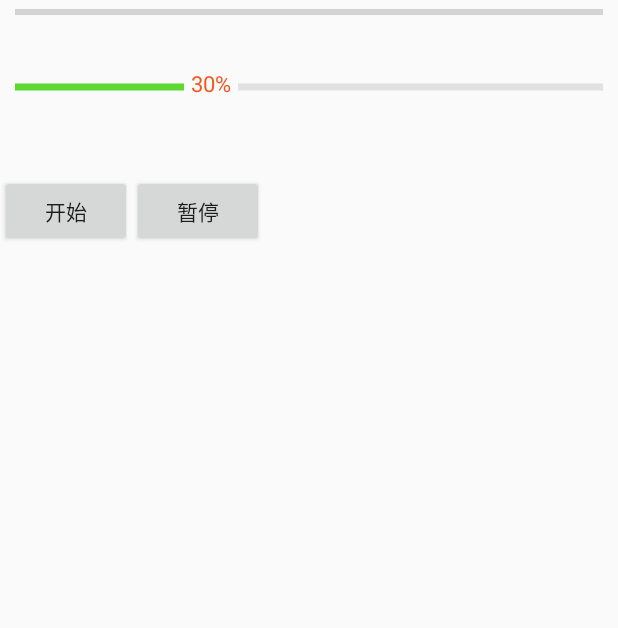
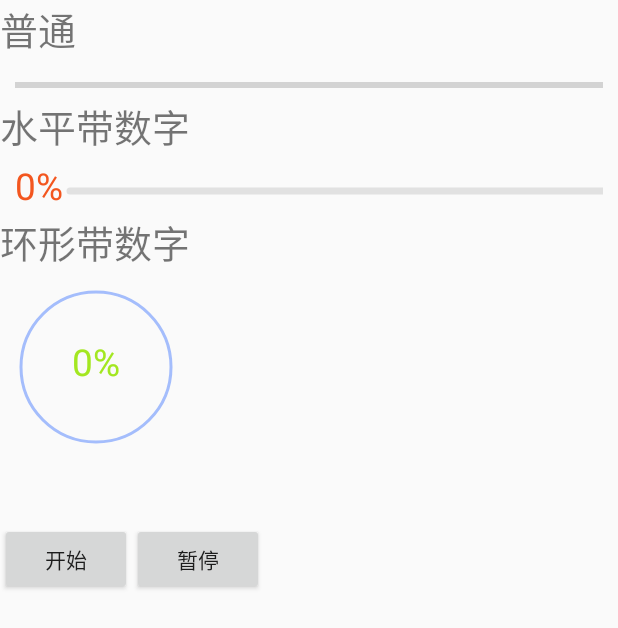
Before and after one commit to YJwbp/AndroidStudy, an Android app: the layout activity_progress_bar_customed.xml on its own in the app's theme, with its tools: preview values and no code run, on a phone screen of 412 x 824 dp. Shown: the top 628 px of the screen. Run offline under Robolectric (Android 15) with nearby library versions, the light colour scheme and no system bars.

Commit message:
增加环形进度条

```diff
--- a/app/src/main/java/com/example/wbp/practice/activity/CustomProgressBarActivity.java
+++ b/app/src/main/java/com/example/wbp/practice/activity/CustomProgressBarActivity.java
@@ -8,6 +8,7 @@ import android.widget.Button;
 
 import com.example.wbp.practice.R;
 import com.example.wbp.practice.views.HorizontalProgressBarWithNumber;
+import com.example.wbp.practice.views.RoundProgressBarWithNumber;
 
 import org.androidannotations.annotations.AfterViews;
 import org.androidannotations.annotations.Click;
@@ -22,8 +23,10 @@ import android.widget.Toast;
  */
 @EActivity(R.layout.activity_progress_bar_customed)
 public class CustomProgressBarActivity extends Activity {
-	@ViewById(R.id.progress_bar)
+	@ViewById(R.id.progress_bar_horizontal)
 	HorizontalProgressBarWithNumber mProgressBar;
+	@ViewById(R.id.progress_bar_round)
+	RoundProgressBarWithNumber mProgressBarRound;
 	@ViewById(R.id.btn_start)
 	Button btnStart;
 	@ViewById(R.id.btn_pause)
@@ -36,7 +39,11 @@ public class CustomProgressBarActivity extends Activity {
 
 	@Click(R.id.btn_start)
 	void clickStart() {
+		mProgressBar.setProgress(0);
+		progressBar.setProgress(0);
+		mProgressBarRound.setProgress(0);
 		mHandler.sendEmptyMessage(MSG_PROGRESS_UPDATE);
+		Toast.makeText(this, "开始", Toast.LENGTH_SHORT).show();
 //		horizontalProgressBarWithNumber.setProgress(0);
 //		progressBar.setProgress(0);
 //		Toast.makeText(this, "开始", Toast.LENGTH_SHORT).show();
@@ -61,6 +68,7 @@ public class CustomProgressBarActivity extends Activity {
 	@Click(R.id.btn_pause)
 	void clickPause() {
 		Toast.makeText(this, "暂停", Toast.LENGTH_SHORT).show();
+		mHandler.removeMessages(MSG_PROGRESS_UPDATE);
 	}
 
 //	Handler handler = new Handler() {
@@ -79,8 +87,10 @@ public class CustomProgressBarActivity extends Activity {
 private Handler mHandler = new Handler() {
 	public void handleMessage(android.os.Message msg) {
 		int progress = mProgressBar.getProgress();
+
 		mProgressBar.setProgress(++progress);
 		progressBar.setProgress(++progress);
+		mProgressBarRound.setProgress(++progress);
 		if (progress >= 100) {
 			mHandler.removeMessages(MSG_PROGRESS_UPDATE);
 
--- a/app/src/main/java/com/example/wbp/practice/views/HorizontalProgressBarWithNumber.java
+++ b/app/src/main/java/com/example/wbp/practice/views/HorizontalProgressBarWithNumber.java
@@ -55,7 +55,7 @@ public class HorizontalProgressBarWithNumber extends ProgressBar {
 		// 设置画笔
 		mPaint.setTextSize(mTextSize);
 		mPaint.setColor(mTextColor);
-
+		mPaint.setStrokeCap(Paint.Cap.ROUND);
 	}
 
 	private void obtainStyledAttributes(AttributeSet attrs) {
--- /dev/null
+++ b/app/src/main/java/com/example/wbp/practice/views/RoundProgressBarWithNumber.java
@@ -0,0 +1,105 @@
+package com.example.wbp.practice.views;
+
+import android.content.Context;
+import android.content.res.TypedArray;
+import android.graphics.Canvas;
+import android.graphics.Paint;
+import android.graphics.RectF;
+import android.util.AttributeSet;
+
+import com.example.wbp.practice.R;
+
+/**
+ * Created by new on 15/8/10.
+ */
+public class RoundProgressBarWithNumber extends HorizontalProgressBarWithNumber {
+
+	private static final int DEFAULT_RADIUS = 30;
+	private int mRadius = 0;
+	private int paintWidth = 0;
+	private int totalWidth = 0;
+	private int totalHeight = 0;
+
+	public RoundProgressBarWithNumber(Context context, AttributeSet attrs) {
+		this(context, attrs, 0);
+	}
+	public RoundProgressBarWithNumber(Context context, AttributeSet attrs,
+			int defStyle) {
+		super(context, attrs, defStyle);
+
+		setHorizontalScrollBarEnabled(true);
+
+		TypedArray array = context.obtainStyledAttributes(attrs,
+				R.styleable.RoundProgressBarWidthNumber);
+		mRadius = (int) array.getDimension(
+				R.styleable.RoundProgressBarWidthNumber_radius, DEFAULT_RADIUS);
+
+		array.recycle();
+		// 设置画笔
+		mPaint.setStyle(Paint.Style.STROKE);
+		mPaint.setAntiAlias(true);
+		mPaint.setDither(true);
+		mPaint.setStrokeCap(Paint.Cap.ROUND);
+	}
+
+	@Override
+	protected synchronized void onMeasure(int widthMeasureSpec,
+			int heightMeasureSpec) {
+		int heightMode = MeasureSpec.getMode(heightMeasureSpec);
+		int widthMode = MeasureSpec.getMode(widthMeasureSpec);
+
+		paintWidth = Math.max(mReachedProgressBarHeight,
+				mUnReachedProgressBarHeight);
+
+		if (heightMode != MeasureSpec.EXACTLY) {
+
+			totalWidth = (int) (getPaddingLeft() + getPaddingRight() + mRadius
+					* 2 + paintWidth * 2);
+			totalHeight = (int) (getPaddingTop() + getPaddingBottom() + mRadius
+					* 2 + paintWidth * 2);
+			heightMeasureSpec = MeasureSpec.makeMeasureSpec(totalWidth,
+					MeasureSpec.EXACTLY);
+		}
+		if (widthMode != MeasureSpec.EXACTLY) {
+			widthMeasureSpec = MeasureSpec.makeMeasureSpec(totalWidth,
+					MeasureSpec.EXACTLY);
+		}
+
+		super.onMeasure(widthMeasureSpec, heightMeasureSpec);
+
+	}
+
+	@Override
+	protected synchronized void onDraw(Canvas canvas) {
+		String text = getProgress() + "%";
+		int textWidth = (int) mPaint.measureText(text);
+
+		canvas.save();
+		canvas.translate(getPaddingLeft(), getPaddingTop());
+		// 绘制未达到的进度条
+		// 防止再次绘制Style被覆盖
+		mPaint.setStyle(Paint.Style.STROKE);
+		mPaint.setColor(mUnReachedBarColor);
+		mPaint.setStrokeWidth(mUnReachedProgressBarHeight);
+		// 注意半径、圆心的选择
+		canvas.drawCircle(totalWidth / 2, totalWidth / 2, mRadius, mPaint);
+
+		// 绘制达到的进度条
+		mPaint.setColor(mReachedBarColor);
+		mPaint.setStrokeWidth(mReachedProgressBarHeight);
+		float sweepAngle = getProgress() * 1.0f / getMax() * 360;
+		// 关于绘制 drawArc ，得到的结果会fit inside,
+		canvas.drawArc(
+				new RectF(totalWidth / 2 - mRadius, totalHeight / 2 - mRadius,
+						totalWidth / 2 + mRadius, totalHeight / 2 + mRadius),
+				0, sweepAngle, false, mPaint);
+
+		// 绘制进度数字
+		mPaint.setColor(mTextColor);
+		mPaint.setStyle(Paint.Style.FILL);
+		canvas.drawText(text, totalWidth / 2 - textWidth / 2, totalWidth / 2
+				+ mPaint.descent(), mPaint);
+
+		canvas.restore();
+	}
+}
--- a/app/src/main/res/layout/activity_progress_bar_customed.xml
+++ b/app/src/main/res/layout/activity_progress_bar_customed.xml
@@ -1,44 +1,86 @@
 <?xml version="1.0" encoding="utf-8"?>
 <RelativeLayout xmlns:android="http://schemas.android.com/apk/res/android"
                 xmlns:progress="http://schemas.android.com/apk/res-auto"
+                xmlns:round="http://schemas.android.com/apk/res-auto"
                 android:layout_width="match_parent"
                 android:layout_height="match_parent">
+    <TextView
+        android:id="@+id/tv_normal"
+        android:layout_width="match_parent"
+        android:layout_height="wrap_content"
+        android:textSize="@dimen/font_4"
+        android:text="@string/normal"/>
     <ProgressBar
         style="?android:attr/progressBarStyleHorizontal"
         android:id="@+id/progress_bar_normal"
         android:layout_width="match_parent"
         android:layout_height="wrap_content"
+        android:layout_marginTop="@dimen/universal_interval"
         android:layout_marginLeft="@dimen/progress_bar_margin_left"
         android:layout_marginRight="@dimen/progress_bar_margin_right"
+        android:layout_below="@+id/tv_normal"
         />
-    <com.example.wbp.practice.views.HorizontalProgressBarWithNumber
-        android:id="@+id/progress_bar"
+
+    <TextView
+        android:id="@+id/tv_horizontal"
         android:layout_width="match_parent"
         android:layout_height="wrap_content"
-        android:progress="30"
+        android:layout_below="@+id/progress_bar_normal"
+        android:textSize="@dimen/font_4"
+        android:text="@string/horizontal"/>
+    <com.example.wbp.practice.views.HorizontalProgressBarWithNumber
+        android:id="@+id/progress_bar_horizontal"
+        android:layout_width="match_parent"
+        android:layout_height="wrap_content"
         android:layout_marginLeft="@dimen/progress_bar_margin_left"
         android:layout_marginRight="@dimen/progress_bar_margin_right"
-        android:layout_marginTop="@dimen/progress_bar_margin_top"
+        android:layout_below="@+id/tv_horizontal"
+        android:layout_marginTop="@dimen/universal_interval"
         progress:progress_unreached_color="@color/bg_black_10"
         progress:progress_reached_color="@color/color_item_2"
         progress:progress_text_color="@color/color_item_4"
         progress:progress_reached_bar_height="@dimen/progress_reached_bar_height"
         progress:progress_unreached_bar_height="@dimen/progress_unreached_bar_height"
-        progress:progress_text_size="@dimen/progress_text_size"
+        progress:progress_text_size="@dimen/font_4"
         />
+
+    <TextView
+        android:id="@+id/tv_round"
+        android:layout_width="match_parent"
+        android:layout_height="wrap_content"
+        android:layout_below="@+id/progress_bar_horizontal"
+        android:textSize="@dimen/font_4"
+        android:text="@string/round"/>
+    <com.example.wbp.practice.views.RoundProgressBarWithNumber
+        android:id="@+id/progress_bar_round"
+        android:layout_width="wrap_content"
+        android:layout_height="wrap_content"
+        android:layout_below="@+id/tv_round"
+        android:layout_marginLeft="@dimen/progress_bar_margin_left"
+        android:layout_marginRight="@dimen/progress_bar_margin_right"
+        android:layout_marginTop="@dimen/universal_interval"
+        progress:progress_unreached_color="@color/color_item_12"
+        progress:progress_reached_color="@color/color_item_15"
+        progress:progress_text_color="@color/color_item_10"
+        progress:progress_reached_bar_height="@dimen/progress_reached_bar_height_round"
+        progress:progress_unreached_bar_height="@dimen/progress_unreached_bar_height_round"
+        progress:progress_text_size="@dimen/font_4"
+        round:radius="@dimen/radius"
+        />
+
     <Button
         android:id="@+id/btn_start"
         android:layout_width="wrap_content"
         android:layout_height="wrap_content"
         android:layout_marginTop="@dimen/progress_bar_margin_top"
-        android:layout_below="@+id/progress_bar"
+        android:layout_below="@+id/progress_bar_round"
         android:text="@string/txt_start"/>
     <Button
         android:id="@+id/btn_pause"
         android:layout_width="wrap_content"
         android:layout_height="wrap_content"
         android:layout_marginTop="@dimen/progress_bar_margin_top"
-        android:layout_below="@+id/progress_bar"
+        android:layout_below="@+id/progress_bar_round"
         android:layout_toRightOf="@+id/btn_start"
         android:text="@string/txt_pause"/>
 
--- a/app/src/main/res/values/dimens.xml
+++ b/app/src/main/res/values/dimens.xml
@@ -14,4 +14,17 @@
     <dimen name="progress_reached_bar_height">8dp</dimen>
     <dimen name="progress_unreached_bar_height">5dp</dimen>
     <dimen name="progress_text_size">15sp</dimen>
+    <dimen name="universal_interval">10dp</dimen>
+
+    <dimen name="progress_reached_bar_height_round">4dp</dimen>
+    <dimen name="progress_unreached_bar_height_round">2dp</dimen>
+    <dimen name="radius">50dp</dimen>
+    <!-- 字体 -->
+    <dimen name="font_1">10sp</dimen>
+    <dimen name="font_2">15sp</dimen>
+    <dimen name="font_3">20sp</dimen>
+    <dimen name="font_4">25sp</dimen>
+    <dimen name="font_5">30sp</dimen>
+    <dimen name="font_6">35sp</dimen>
+
 </resources>
--- a/app/src/main/res/values/strings.xml
+++ b/app/src/main/res/values/strings.xml
@@ -7,4 +7,7 @@
 <!--进度条相关-->
     <string name="txt_start">开始</string>
     <string name="txt_pause">暂停</string>
+    <string name="normal">普通</string>
+    <string name="horizontal">水平带数字</string>
+    <string name="round">环形带数字</string>
 </resources>
```
